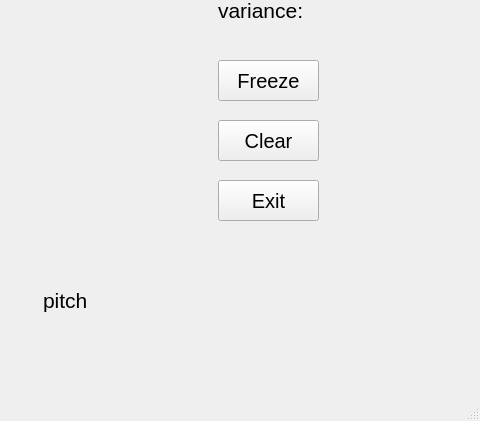
eadeeeaefea/p_5c39354b, file plot/mainwindow.ui: the form before one commit; both pictures show x 822 to 1302 and y 297 to 718 of the 1302 by 718 pixel window.
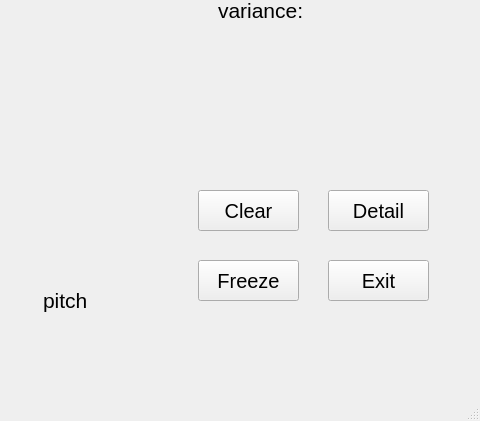
The form after the commit. Custom widgets are drawn as their Qt base class.

```diff
--- a/plot/mainwindow.ui
+++ b/plot/mainwindow.ui
@@ -32,8 +32,8 @@
    <widget class="QPushButton" name="btn_exit">
     <property name="geometry">
      <rect>
-      <x>1040</x>
-      <y>460</y>
+      <x>1150</x>
+      <y>540</y>
       <width>101</width>
       <height>41</height>
      </rect>
@@ -50,8 +50,8 @@
    <widget class="QPushButton" name="btn_freeze">
     <property name="geometry">
      <rect>
-      <x>1040</x>
-      <y>340</y>
+      <x>1020</x>
+      <y>540</y>
       <width>101</width>
       <height>41</height>
      </rect>
@@ -210,8 +210,8 @@
    <widget class="QPushButton" name="btn_clear">
     <property name="geometry">
      <rect>
-      <x>1040</x>
-      <y>400</y>
+      <x>1020</x>
+      <y>470</y>
       <width>101</width>
       <height>41</height>
      </rect>
@@ -225,6 +225,24 @@
      <string>Clear</string>
     </property>
    </widget>
+   <widget class="QPushButton" name="btn_detail">
+    <property name="geometry">
+     <rect>
+      <x>1150</x>
+      <y>470</y>
+      <width>101</width>
+      <height>41</height>
+     </rect>
+    </property>
+    <property name="font">
+     <font>
+      <pointsize>15</pointsize>
+     </font>
+    </property>
+    <property name="text">
+     <string>Detail</string>
+    </property>
+   </widget>
   </widget>
   <widget class="QMenuBar" name="menuBar">
    <property name="geometry">
```
